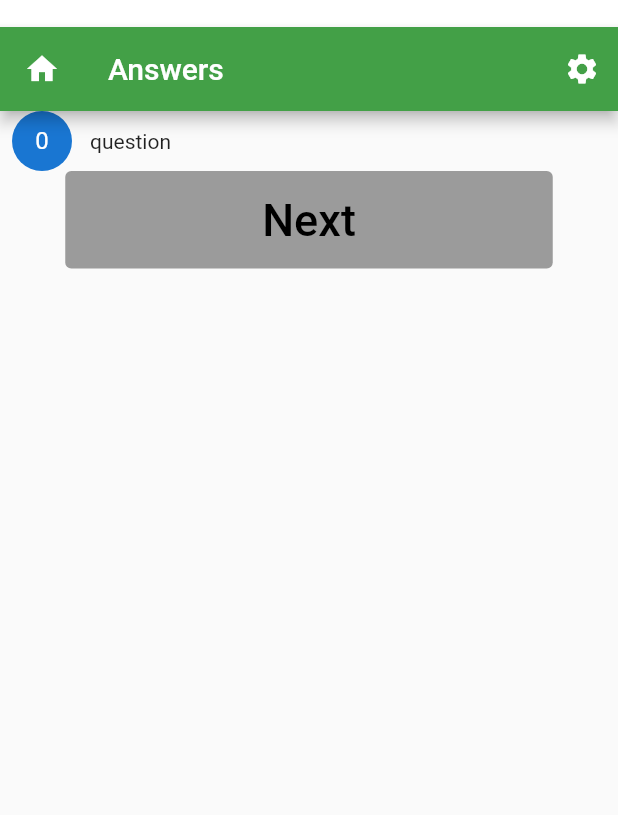
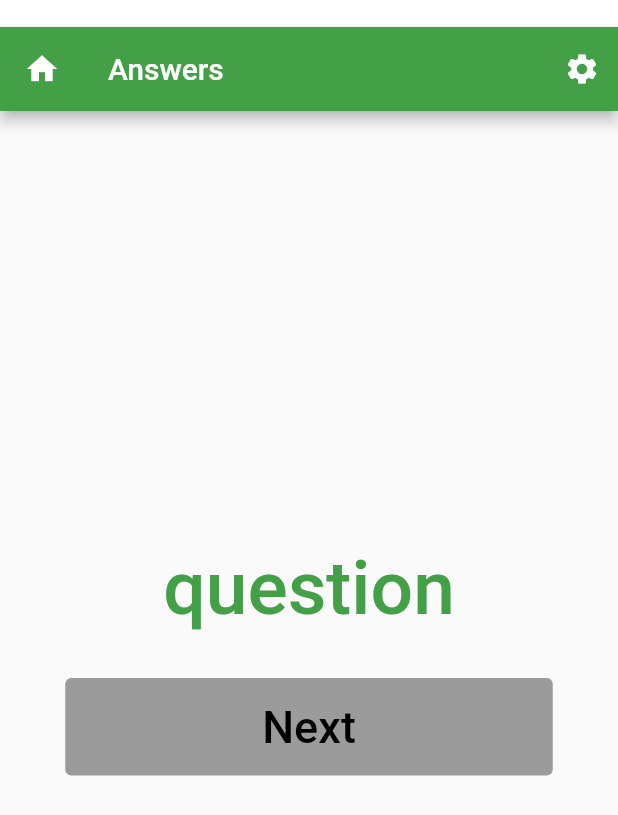
Before and after one commit to SokovianSquirrelly/quiz_master_game, a Flutter app: the SummaryAnswers screen opened directly, on a phone screen of 412 x 824 dp. Shown: the top 815 px of the screen. Run offline on Flutter 3.47's test engine with Material 2 defaults, Android fonts, the phone set to English and light mode, and no system bars; our stand-ins replace sqflite; accounts and stored records are empty; Roboto replaces fonts that are missing (Cambria).

Commit message:
Design summary answers page style applied

```diff
--- a/lib/home_page.dart
+++ b/lib/home_page.dart
@@ -39,7 +39,6 @@ class MyHomePage extends StatelessWidget {
           Center(
             child: Column(
               children: const <Widget>[
-                Padding(padding: EdgeInsets.symmetric(vertical: 50,horizontal: 0)),
                 Text(
                   'Quiz Master',
                   style: TextStyle(
--- a/lib/summary_answers.dart
+++ b/lib/summary_answers.dart
@@ -77,29 +77,15 @@ class SummaryAnswers extends StatelessWidget {
           ],
         ),
         body: Column(
+          mainAxisAlignment: MainAxisAlignment.center,
           children: <Widget>[
-            Row(
-              children: <Widget>[
-                Padding(
-                  padding: const EdgeInsets.only(left: 8.0, right: 4.0),
-                  child: CircleAvatar(
-                    backgroundColor: circleAvatarBackground,
-                    radius: circleAvatarRadius,
-                    child: Text(
-                      '$index',
-                      style: questionStyle,
-                    ),
-                  ),
-                ),
-                const Expanded(
-                    flex: 4,
-                    child: Padding(
-                      padding: EdgeInsets.all(8.0),
-                      child: Text("question"), //'${question.question}',
-                      // style: questionStyle, textAlign: TextAlign.center),
-                    )),
-              ],
-            ),
+            Center(
+              child: Column(
+                        children:[
+                          Text("question",
+                            style: Theme.of(context).textTheme.headline1,
+                            ), //'${question.question}',
+                          const Padding(padding: EdgeInsets.symmetric(vertical: 15,horizontal: 0)),
                           TextButton( //
                             onPressed: (){
                               Navigator.push(
@@ -109,6 +95,10 @@ class SummaryAnswers extends StatelessWidget {
                             },
                             child: const Text("Next"),
                           ),
+                      ]
+              ),
+            ),
+
             // Column(children: _buildAnswers(question)),
           ],
         ),
```
Lines whose indentation alone changed are shown as unchanged.
